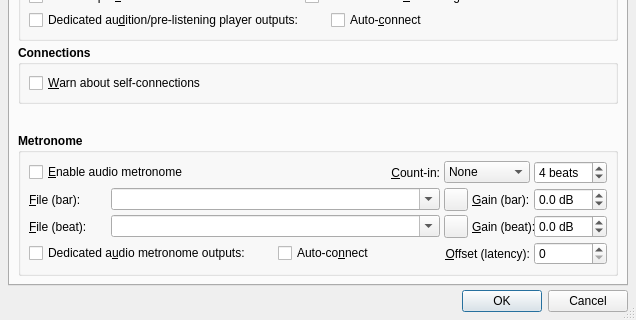
First picture: the form in src/qtractorOptionsForm.ui, repository rncbc/qtractor, before the edit; both pictures show x 0 to 636 and y 226 to 546 of the 636 by 546 pixel window.
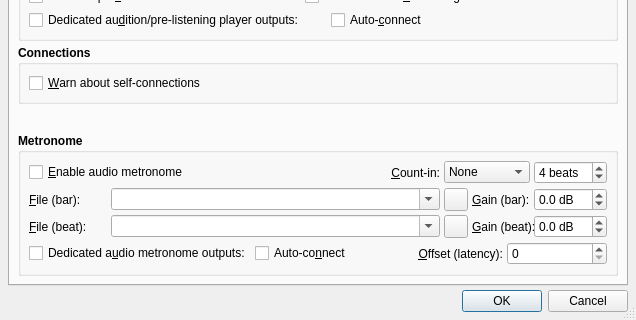
Second picture: the form after the edit. The open tabs and pages were chosen to show the change. Icons and pictures are not drawn. Custom widgets are drawn as their Qt base class.

Commit message: Just a few View/Options.../Audio, MIDI tabs dialog layout adjustments.

The edit to the form file:
```diff
--- a/src/qtractorOptionsForm.ui
+++ b/src/qtractorOptionsForm.ui
@@ -1559,7 +1559,15 @@
             </property>
            </widget>
           </item>
-          <item row="3" column="0" colspan="2">
+          <item row="3" column="0" colspan="6">
+           <layout class="QHBoxLayout">
+            <property name="spacing">
+             <number>4</number>
+            </property>
+            <property name="margin">
+             <number>0</number>
+            </property>
+            <item>
            <widget class="QCheckBox" name="AudioMetroBusCheckBox">
             <property name="font">
              <font>
@@ -1575,7 +1583,7 @@
             </property>
            </widget>
           </item>
-          <item row="3" column="2">
+            <item>
            <widget class="QCheckBox" name="AudioMetroAutoConnectCheckBox">
             <property name="font">
              <font>
@@ -1591,7 +1599,20 @@
             </property>
            </widget>
           </item>
-          <item row="3" column="3" colspan="2">
+            <item>
+             <spacer>
+              <property name="orientation">
+               <enum>Qt::Horizontal</enum>
+              </property>
+              <property name="sizeHint">
+               <size>
+                <width>20</width>
+                <height>20</height>
+               </size>
+              </property>
+             </spacer>
+            </item>
+            <item>
            <widget class="QLabel" name="AudioMetroOffsetTextLabel">
             <property name="font">
              <font>
@@ -1610,8 +1631,14 @@
             </property>
            </widget>
           </item>
-          <item row="3" column="5">
+            <item>
            <widget class="qtractorTimeSpinBox" name="AudioMetroOffsetSpinBox">
+              <property name="minimumSize">
+               <size>
+                <width>100</width>
+                <height>0</height>
+               </size>
+              </property>
             <property name="font">
              <font>
               <weight>50</weight>
@@ -1624,6 +1651,8 @@
            </widget>
           </item>
          </layout>
+          </item>
+         </layout>
         </widget>
        </item>
       </layout>
```
Left out of the diff: 37 changed lines with no effect on the pictures. Lines whose indentation alone changed are shown as unchanged. The commit also changes 11 other files.
